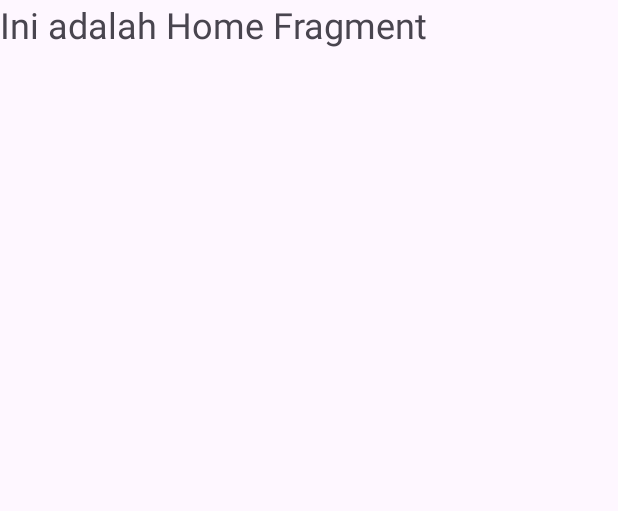
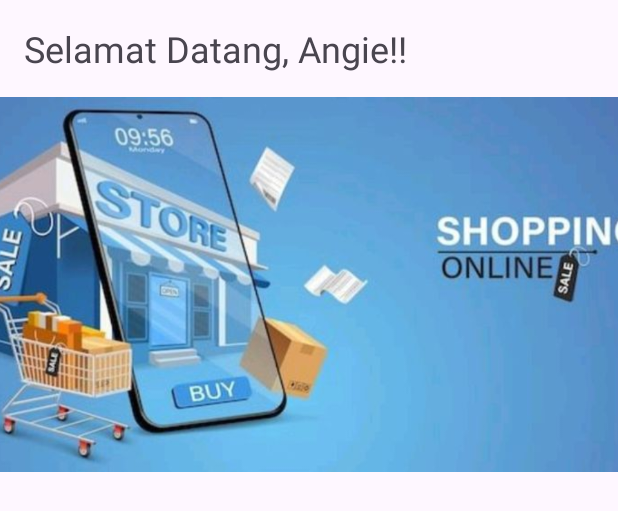
Before and after one commit to StyleMate-CH2-PS234/StyleMate-mobile, an Android app: the layout fragment_home.xml on its own in the app's theme, with its tools: preview values and no code run, on a phone screen of 412 x 824 dp. Shown: the top 511 px of the screen. Run offline under Robolectric (Android 15) with nearby library versions, the phone set to English and light mode, and no system bars.

Commit message:
menambah fitur galeri

```diff
--- a/app/build.gradle.kts
+++ b/app/build.gradle.kts
@@ -5,7 +5,7 @@ plugins {
 
 android {
     namespace = "com.dicoding.stylemate"
-    compileSdk = 33
+    compileSdk = 34
 
     defaultConfig {
         applicationId = "com.dicoding.stylemate"
@@ -44,9 +44,12 @@ dependencies {
     implementation("androidx.appcompat:appcompat:1.6.1")
     implementation("com.google.android.material:material:1.10.0")
     implementation("androidx.constraintlayout:constraintlayout:2.1.4")
+    implementation("androidx.databinding:databinding-runtime:8.2.0")
     testImplementation("junit:junit:4.13.2")
     androidTestImplementation("androidx.test.ext:junit:1.1.5")
     androidTestImplementation("androidx.test.espresso:espresso-core:3.5.1")
 
     implementation ("de.hdodenhof:circleimageview:3.1.0")
+
+
 }
--- a/app/src/main/res/drawable/ic_place_holder.xml
+++ b/app/src/main/res/drawable/ic_galeri.xml
@@ -1,4 +1,4 @@
-<vector android:height="24dp" android:tint="@android:color/darker_gray"
+<vector android:height="24dp" android:tint="#000000"
     android:viewportHeight="24" android:viewportWidth="24"
     android:width="24dp" xmlns:android="http://schemas.android.com/apk/res/android">
     <path android:fillColor="@android:color/darker_gray" android:pathData="M21,19V5c0,-1.1 -0.9,-2 -2,-2H5c-1.1,0 -2,0.9 -2,2v14c0,1.1 0.9,2 2,2h14c1.1,0 2,-0.9 2,-2zM8.5,13.5l2.5,3.01L14.5,12l4.5,6H5l3.5,-4.5z"/>
--- a/app/src/main/res/layout/fragment_home.xml
+++ b/app/src/main/res/layout/fragment_home.xml
@@ -1,16 +1,60 @@
 <?xml version="1.0" encoding="utf-8"?>
-<FrameLayout xmlns:android="http://schemas.android.com/apk/res/android"
+<androidx.constraintlayout.widget.ConstraintLayout xmlns:android="http://schemas.android.com/apk/res/android"
+    xmlns:app="http://schemas.android.com/apk/res-auto"
     xmlns:tools="http://schemas.android.com/tools"
     android:layout_width="match_parent"
     android:layout_height="match_parent"
     tools:context=".Home">
 
-    <!-- TODO: Update blank fragment layout -->
     <TextView
+        android:id="@+id/textView4"
+        android:layout_width="0dp"
+        android:layout_height="wrap_content"
+        android:layout_marginStart="16dp"
+        android:layout_marginTop="16dp"
+        android:layout_marginEnd="16dp"
+        android:text="Selamat Datang, Angie!!"
+        android:textSize="24sp"
+        app:layout_constraintEnd_toEndOf="parent"
+        app:layout_constraintHorizontal_bias="0.203"
+        app:layout_constraintStart_toStartOf="parent"
+        app:layout_constraintTop_toTopOf="parent" />
+
+    <ViewFlipper
         android:layout_width="match_parent"
-        android:layout_height="match_parent"
-        android:text="@string/home_fragment"
-        android:textSize="24dp"
-        android:layout_gravity="center"/>
+        android:layout_height="250dp"
+        android:layout_marginTop="16dp"
+        android:autoStart="true"
+        android:flipInterval="3500"
 
-</FrameLayout>
+        android:inAnimation="@android:anim/slide_in_left"
+        android:outAnimation="@android:anim/slide_out_right"
+        app:layout_constraintEnd_toEndOf="parent"
+        app:layout_constraintHorizontal_bias="0.5"
+        app:layout_constraintStart_toStartOf="parent"
+        app:layout_constraintTop_toBottomOf="@+id/textView4">
+
+        <ImageView
+            android:id="@+id/imageView3"
+            android:layout_width="wrap_content"
+            android:layout_height="wrap_content"
+            android:scaleType="centerCrop"
+            android:src="@drawable/slider1" />
+
+        <ImageView
+            android:id="@+id/imageView4"
+            android:layout_width="wrap_content"
+            android:layout_height="wrap_content"
+            android:scaleType="centerCrop"
+            android:src="@drawable/slider2" />
+
+        <ImageView
+            android:id="@+id/imageView5"
+            android:layout_width="wrap_content"
+            android:layout_height="wrap_content"
+            android:scaleType="centerCrop"
+            android:src="@drawable/slider3" />
+    </ViewFlipper>
+
+
+</androidx.constraintlayout.widget.ConstraintLayout>
--- a/app/src/main/res/layout/fragment_profile.xml
+++ b/app/src/main/res/layout/fragment_profile.xml
@@ -11,7 +11,7 @@
     <ImageView
         android:id="@+id/imageView"
         android:layout_width="wrap_content"
-        android:layout_height="200dp"
+        android:layout_height="180dp"
         android:scaleType="fitXY"
         app:layout_constraintEnd_toEndOf="parent"
         app:layout_constraintHorizontal_bias="0.0"
```
Also changed, not shown: app/src/main/AndroidManifest.xml (+4 -9 lines), app/src/main/java/com/dicoding/stylemate/Scan.kt (+37 -41 lines), app/src/main/java/com/dicoding/stylemate/scan/ScanActivity.kt (deleted, +0 -12 lines), app/src/main/res/layout/activity_scan.xml (deleted, +0 -55 lines), app/src/main/res/layout/fragment_scan.xml (+53 -37 lines), app/src/main/res/drawable/scanfoto.png (added), app/src/main/res/drawable/slider1.jpg (added), app/src/main/res/drawable/slider2.jpg (added), app/src/main/res/drawable/slider3.jpg (added).
